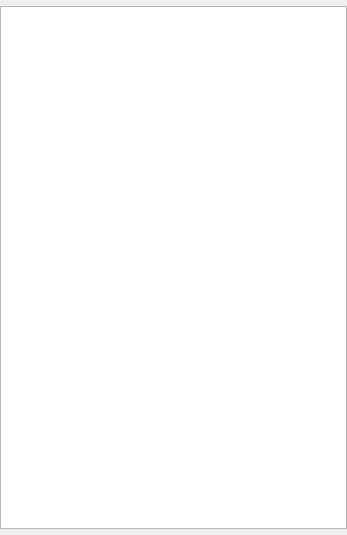
ImagingTools/ImtCore, file Include/imtgui/CObjectCollectionViewComp.ui: the form before one commit.
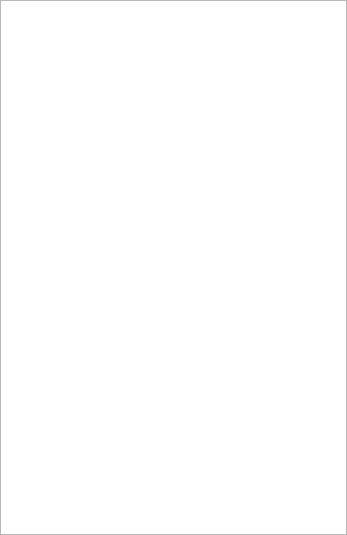
The form after the commit.

The edit to the form file:
```diff
--- a/Include/imtgui/CObjectCollectionViewComp.ui
+++ b/Include/imtgui/CObjectCollectionViewComp.ui
@@ -14,6 +14,9 @@
    <string>Form</string>
   </property>
   <layout class="QVBoxLayout" name="verticalLayout">
+   <property name="spacing">
+    <number>0</number>
+   </property>
    <property name="leftMargin">
     <number>0</number>
    </property>
```
